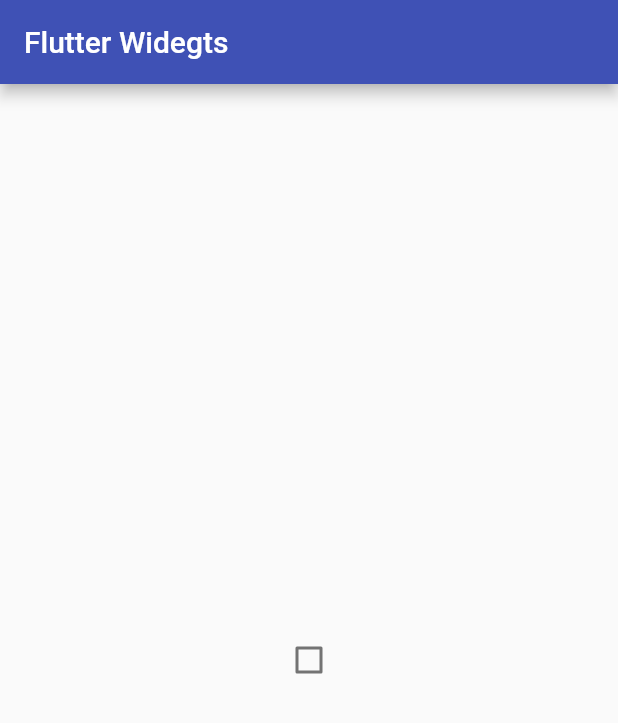
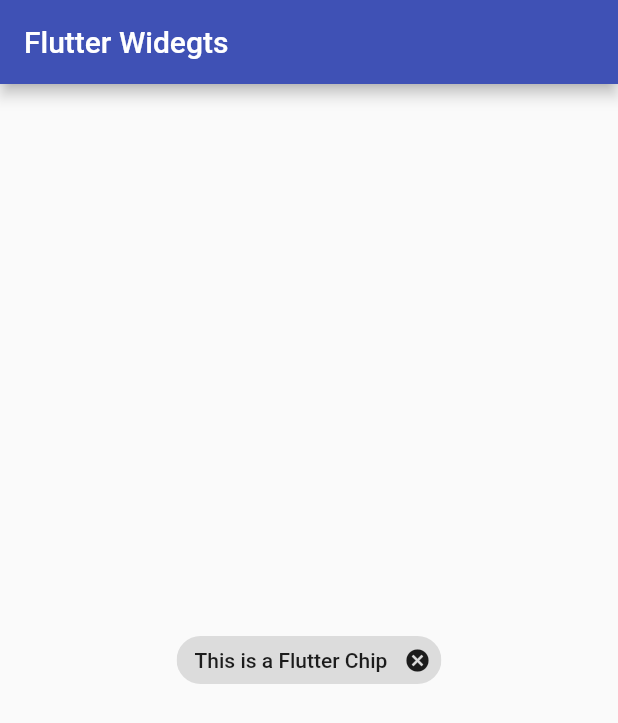
Before and after one commit to shaurya019/ALL_Flutter-Widgets, a Flutter app: the screen it shows after launch, on a phone screen of 412 x 824 dp. Shown: the top 723 px of the screen. Run offline on Flutter 3.47's test engine with Material 2 defaults, Android fonts, the phone set to English and light mode, and no system bars.

Commit message:
Flutter Chip  Widget

```diff
--- a/lib/main.dart
+++ b/lib/main.dart
@@ -42,13 +42,10 @@ class _MyHomePageState extends State<MyHomePage> {
         title: Text(widget.title),
       ),
       body:Center(
-        child: Checkbox(
-        value: isChecked,
-          activeColor: Colors.orangeAccent,
-          onChanged: (newBool){
-          setState(() {
-            isChecked = newBool;
-          });
+        child: Chip(
+        label: const Text("This is a Flutter Chip"),
+          onDeleted: (){
+          debugPrint("Do something");
           },
         ),
       )
```
